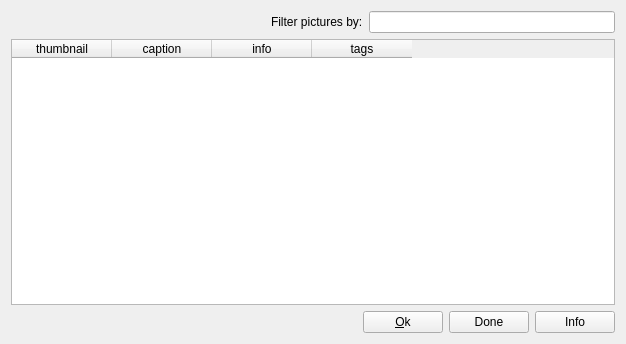
Before: the Qt Designer form client/uiforms/picture_select.ui in Wolframe/configurator, drawn with Qt 5.
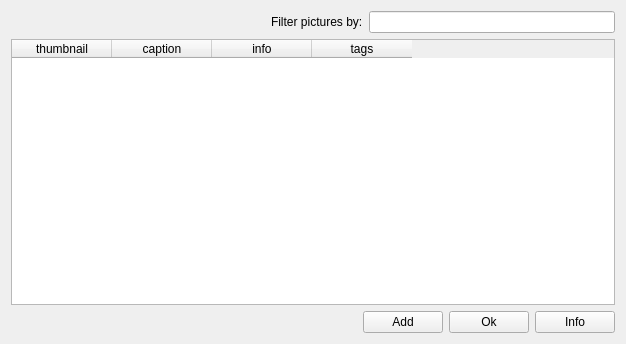
After: the same form once the commit is applied. Icons and pictures are not drawn.

The edit to the form file:
```diff
--- a/client/uiforms/picture_select.ui
+++ b/client/uiforms/picture_select.ui
@@ -35,7 +35,7 @@
         <bool>true</bool>
        </property>
        <property name="text">
-        <string>&amp;Ok</string>
+        <string>Add</string>
        </property>
        <property name="datasignal:clicked" stdset="0">
         <string>select_picture</string>
@@ -48,7 +48,7 @@
         <bool>true</bool>
        </property>
        <property name="text">
-        <string>Done</string>
+        <string>Ok</string>
        </property>
        <property name="form" stdset="0">
         <string notr="true">_CLOSE_</string>
```
